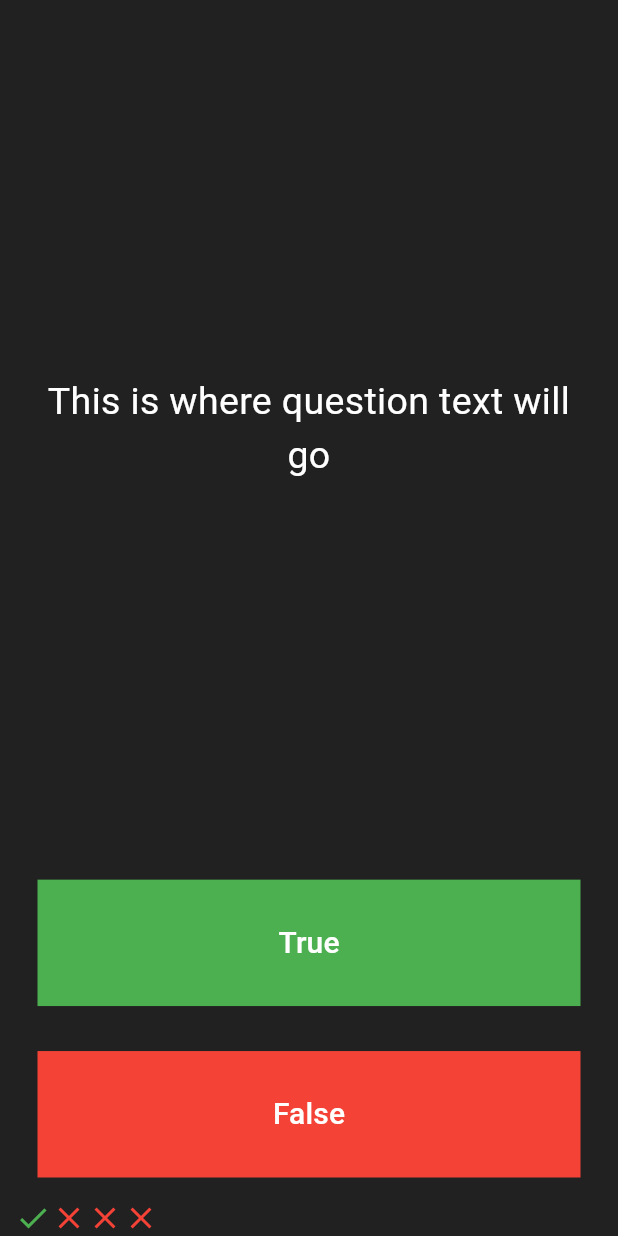
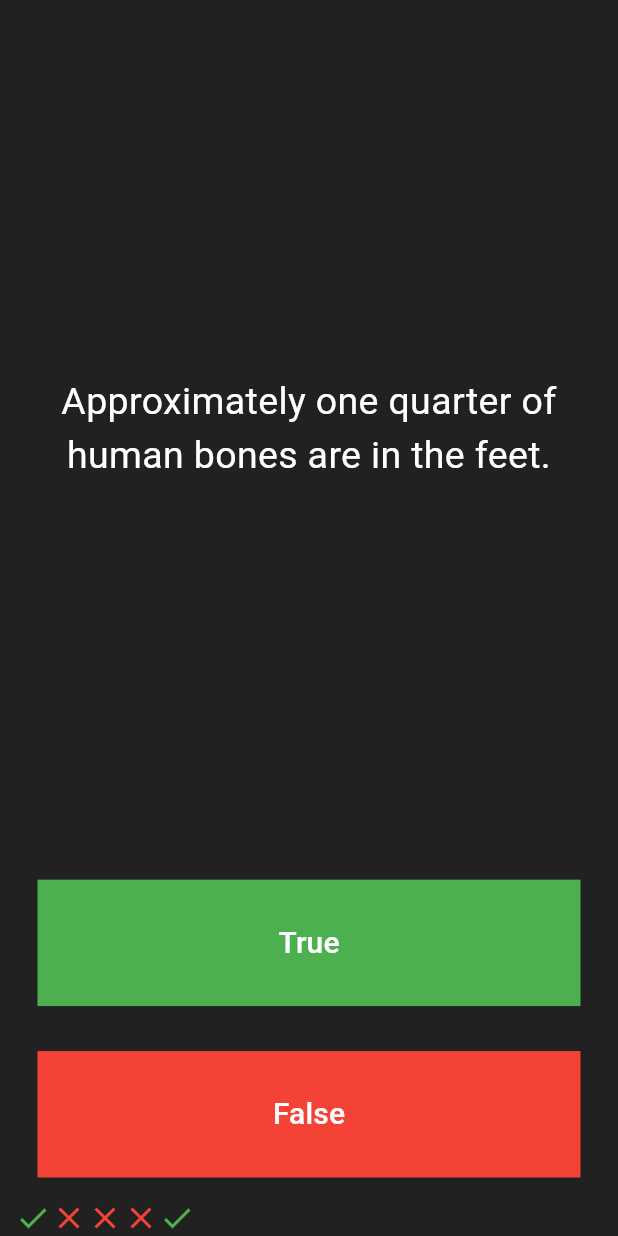
Before and after one commit to UroojAsad/Quizzler_app, a Flutter app: the screen it shows after launch, after a tap on "True", on a phone screen of 412 x 824 dp. Run offline on Flutter 3.47's test engine with Material 3 defaults, Android fonts, the phone set to English and light mode, and no system bars.

Commit message:
questions

```diff
--- a/lib/main.dart
+++ b/lib/main.dart
@@ -26,11 +26,49 @@ class Quizzler extends StatelessWidget {
 }
 class quizpage extends StatefulWidget {
 
+
+
+
   @override
   State<quizpage> createState() => _quizpageState();
 }
 
 class _quizpageState extends State<quizpage> {
+
+  List<Icon> Scorekeeper =[
+    Icon(
+      Icons.check,
+      color: Colors.green,
+    ),
+    Icon(
+      Icons.close,
+      color: Colors.red,
+    ),
+    Icon(
+      Icons.close,
+      color: Colors.red,
+    ),
+    Icon(
+      Icons.close,
+      color: Colors.red,
+    ),
+
+  ];
+
+  List<String> Questions = [
+  'You can lead a cow down stairs but not up stairs.',
+   'Approximately one quarter of human bones are in the feet.',
+  'A slug\'s blood is green.'
+  ];
+
+  List<bool> answere =[
+    false,
+    true,
+    true
+  ];
+  int QuestionNumber = 0;
+
+
   @override
   Widget build(BuildContext context) {
     return  Column(
@@ -42,8 +80,9 @@ class _quizpageState extends State<quizpage> {
           child: Center(
             child: Padding(
                 padding: EdgeInsets.all(10.0),
+
               child: Text(
-                'This is where question text will go',
+                Questions[QuestionNumber],
             textAlign: TextAlign.center,
                 style: TextStyle(
                   fontSize: 25.0,
@@ -63,6 +102,22 @@ class _quizpageState extends State<quizpage> {
               ),
               onPressed: ()
               {
+                bool correctAnswere= answere[QuestionNumber];
+
+                if (correctAnswere=true){
+                  print('user got it right!');
+                }
+                else {
+                  print('user got it wrong!');
+                }
+                setState(() {
+                  Scorekeeper.add(
+                      Icon(Icons.check,
+                      color: Colors.green,)
+                  );
+                  QuestionNumber++;
+                });
+                print(QuestionNumber);
             },
             child: Text(
               'True',
@@ -85,6 +140,23 @@ class _quizpageState extends State<quizpage> {
               ),
               onPressed: ()
               {
+                bool correctAnswere= answere[QuestionNumber];
+
+                if (correctAnswere=true){
+                  print('user got it right!');
+                }
+                else {
+                  print('user got it wrong!');
+                }
+                setState(() {
+                  Scorekeeper.add(
+                      Icon(Icons.check,
+                        color: Colors.green,)
+                  );
+                  QuestionNumber++;
+                }
+                );
+                print(QuestionNumber);
               },
               child: Text(
                 'False',
@@ -98,24 +170,8 @@ class _quizpageState extends State<quizpage> {
           ),
         ),
         Row(
-          children: [
-            Icon(
-              Icons.check,
-              color: Colors.green,
-            ),
-            Icon(
-              Icons.close,
-              color: Colors.red,
-            ),
-            Icon(
-              Icons.close,
-              color: Colors.red,
-            ),
-            Icon(
-              Icons.close,
-              color: Colors.red,
-            ),
-          ],
+          children: Scorekeeper,
+
         )
       ],
     );
```
